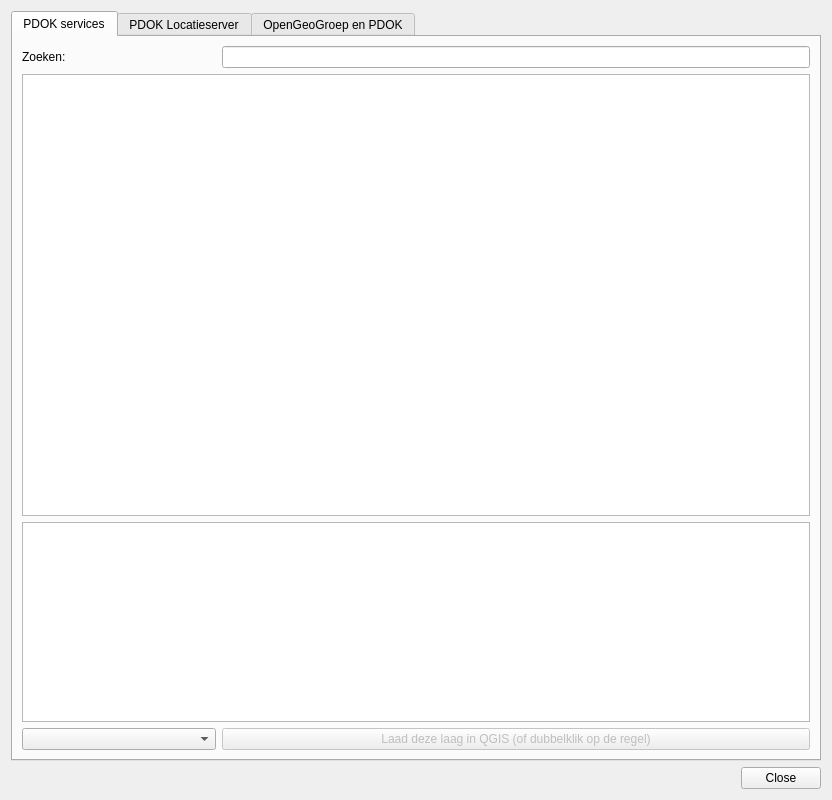
Above: ui_pdokservicesplugindialog.ui from rduivenvoorde/pdokservicesplugin before the change. Below: the same form after it.
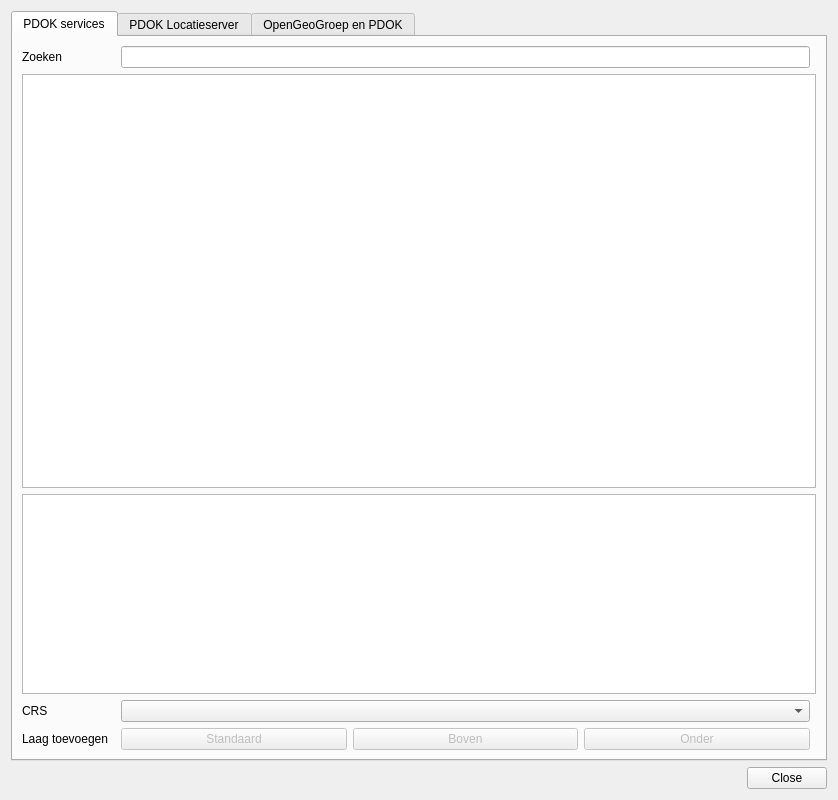
That is the form after the change. Icons and pictures are not drawn.

Commit message: extra buttons for adding pdok layers (top/bottom)

Diff of the .ui file:
```diff
--- a/ui_pdokservicesplugindialog.ui
+++ b/ui_pdokservicesplugindialog.ui
@@ -6,7 +6,7 @@
    <rect>
     <x>0</x>
     <y>0</y>
-    <width>832</width>
+    <width>838</width>
     <height>800</height>
    </rect>
   </property>
@@ -30,27 +30,50 @@
        <string>PDOK services</string>
       </attribute>
       <layout class="QGridLayout" name="gridLayout_2">
-       <item row="1" column="0" colspan="2">
-        <widget class="QTableView" name="servicesView">
-         <property name="minimumSize">
-          <size>
-           <width>0</width>
-           <height>0</height>
-          </size>
-         </property>
-        </widget>
+       <item row="5" column="2">
+        <layout class="QHBoxLayout" name="horizontalLayout">
+         <item>
+          <widget class="QPushButton" name="btnLoadLayer">
+           <property name="enabled">
+            <bool>false</bool>
+           </property>
+           <property name="toolTip">
+            <string>Op standaard wijze toevoegen</string>
+           </property>
+           <property name="text">
+            <string>Standaard</string>
+           </property>
+          </widget>
+         </item>
+         <item>
+          <widget class="QPushButton" name="btnLoadLayerTop">
+           <property name="enabled">
+            <bool>false</bool>
+           </property>
+           <property name="toolTip">
+            <string>Als bovenste kaartlaag toevoegen</string>
+           </property>
+           <property name="text">
+            <string>Boven</string>
+           </property>
+          </widget>
+         </item>
+         <item>
+          <widget class="QPushButton" name="btnLoadLayerBottom">
+           <property name="enabled">
+            <bool>false</bool>
+           </property>
+           <property name="toolTip">
+            <string>Als onderste kaartlaag toevoegen</string>
+           </property>
+           <property name="text">
+            <string>Onder</string>
+           </property>
+          </widget>
+         </item>
+        </layout>
        </item>
-       <item row="0" column="0">
-        <widget class="QLabel" name="label">
-         <property name="text">
-          <string>Zoeken:                                             </string>
-         </property>
-        </widget>
-       </item>
-       <item row="0" column="1">
-        <widget class="QLineEdit" name="layerSearch"/>
-       </item>
-       <item row="2" column="0" colspan="2">
+       <item row="2" column="0" colspan="4">
         <widget class="QTextEdit" name="layerInfo">
          <property name="maximumSize">
           <size>
@@ -60,19 +83,43 @@
          </property>
         </widget>
        </item>
-       <item row="3" column="1">
-        <widget class="QPushButton" name="btnLoadLayer">
-         <property name="enabled">
-          <bool>false</bool>
+       <item row="0" column="0">
+        <widget class="QLabel" name="label">
+         <property name="text">
+          <string>Zoeken           </string>
          </property>
+        </widget>
+       </item>
+       <item row="5" column="0">
+        <widget class="QLabel" name="labelAddLayer">
          <property name="text">
-          <string>Laad deze laag in QGIS (of dubbelklik op de regel)</string>
+          <string>Laag toevoegen</string>
          </property>
         </widget>
        </item>
-       <item row="3" column="0">
+       <item row="1" column="0" colspan="4">
+        <widget class="QTableView" name="servicesView">
+         <property name="minimumSize">
+          <size>
+           <width>0</width>
+           <height>0</height>
+          </size>
+         </property>
+        </widget>
+       </item>
+       <item row="4" column="2">
         <widget class="QComboBox" name="comboSelectProj"/>
        </item>
+       <item row="4" column="0">
+        <widget class="QLabel" name="labelCrs">
+         <property name="text">
+          <string>CRS</string>
+         </property>
+        </widget>
+       </item>
+       <item row="0" column="2">
+        <widget class="QLineEdit" name="layerSearch"/>
+       </item>
       </layout>
      </widget>
      <widget class="QWidget" name="tab_3">
```
Left out of the diff: 24 changed lines with no effect on the pictures. The commit also changes 2 other files.
